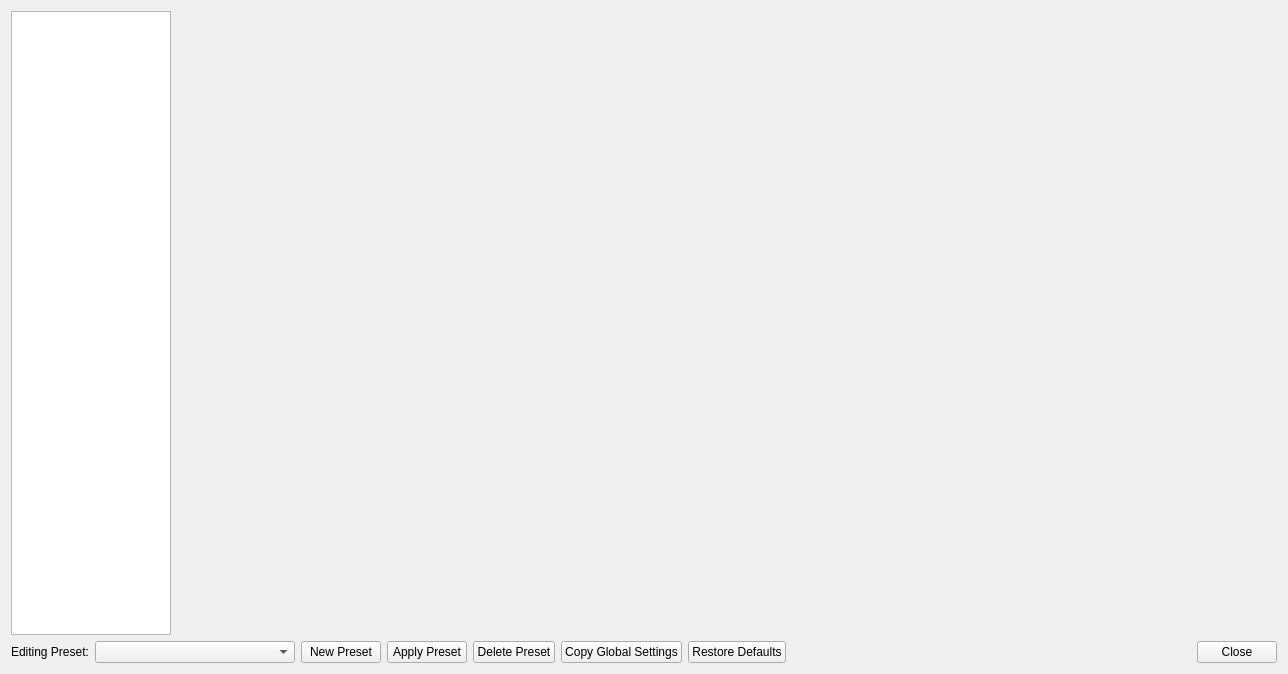
kofxi3584karlayang/duckstation, file src/duckstation-qt/controllersettingswindow.ui: the form before one commit.
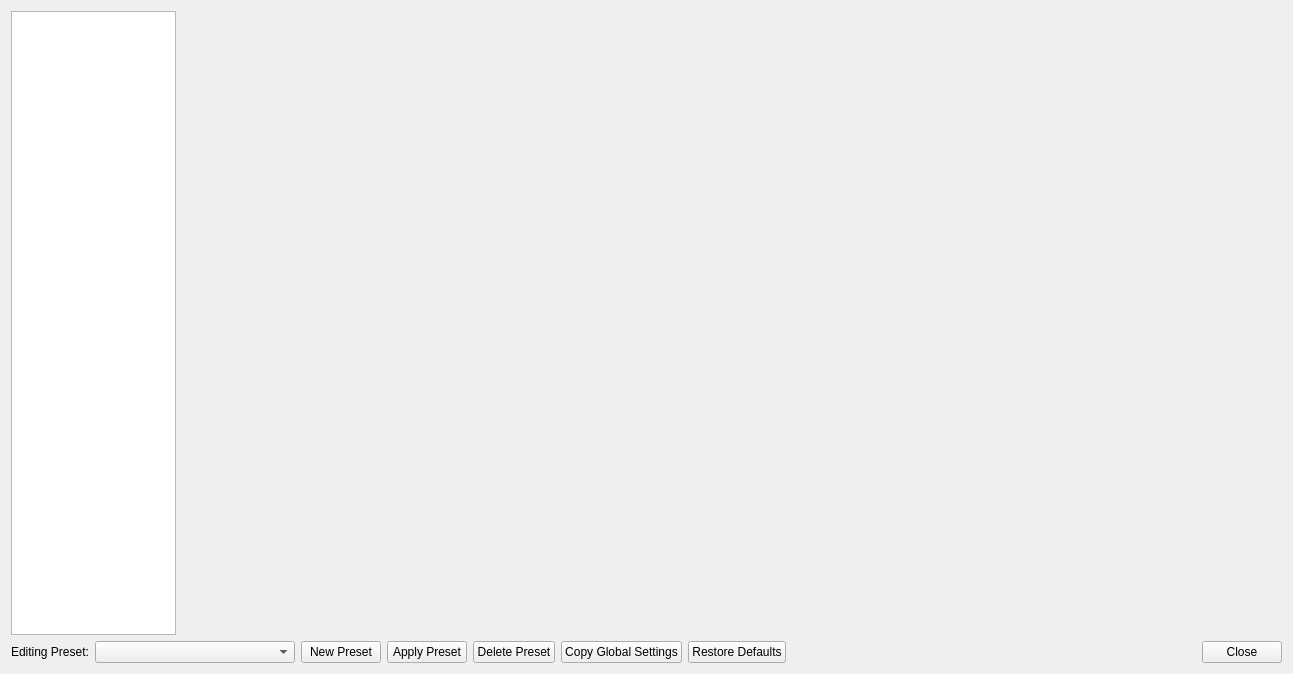
The form after the commit. Icons and pictures are not drawn.

Commit message:
Qt: Slightly adjust widget sizes
Fixes cut-off with default KDE theme.

Patch:
```diff
--- a/src/duckstation-qt/controllersettingswindow.ui
+++ b/src/duckstation-qt/controllersettingswindow.ui
@@ -6,7 +6,7 @@
    <rect>
     <x>0</x>
     <y>0</y>
-    <width>1284</width>
+    <width>1280</width>
     <height>674</height>
    </rect>
   </property>
@@ -34,7 +34,7 @@
      </property>
      <property name="minimumSize">
       <size>
-       <width>160</width>
+       <width>165</width>
        <height>0</height>
       </size>
      </property>
```
The commit also changes 3 other files.
